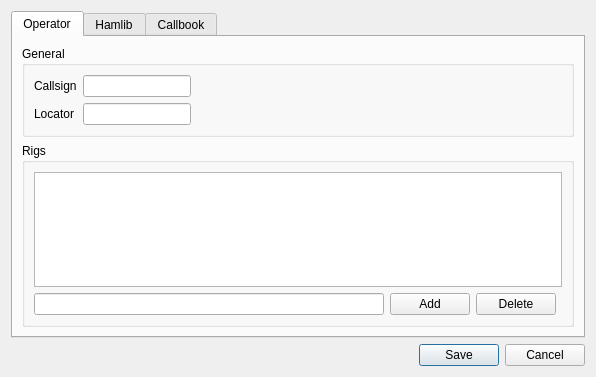
7h0ma5/QLog, file ui/SettingsDialog.ui: the form before one commit.
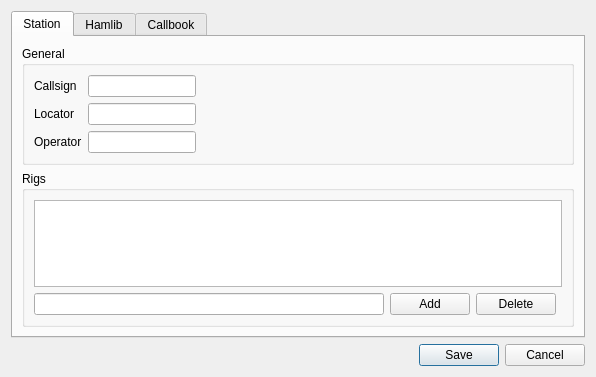
The form after the commit.

The edit to the form file:
```diff
--- a/ui/SettingsDialog.ui
+++ b/ui/SettingsDialog.ui
@@ -24,7 +24,7 @@
      </property>
      <widget class="QWidget" name="tab">
       <attribute name="title">
-       <string>Operator</string>
+       <string>Station</string>
       </attribute>
       <layout class="QGridLayout" name="gridLayout_2">
        <item row="0" column="0">
@@ -66,6 +66,16 @@
               </property>
              </widget>
             </item>
+            <item row="2" column="0">
+             <widget class="QLabel" name="operatorLabel">
+              <property name="text">
+               <string>Operator</string>
+              </property>
+             </widget>
+            </item>
+            <item row="2" column="1">
+             <widget class="QLineEdit" name="operatorEdit"/>
+            </item>
            </layout>
           </item>
          </layout>
```
